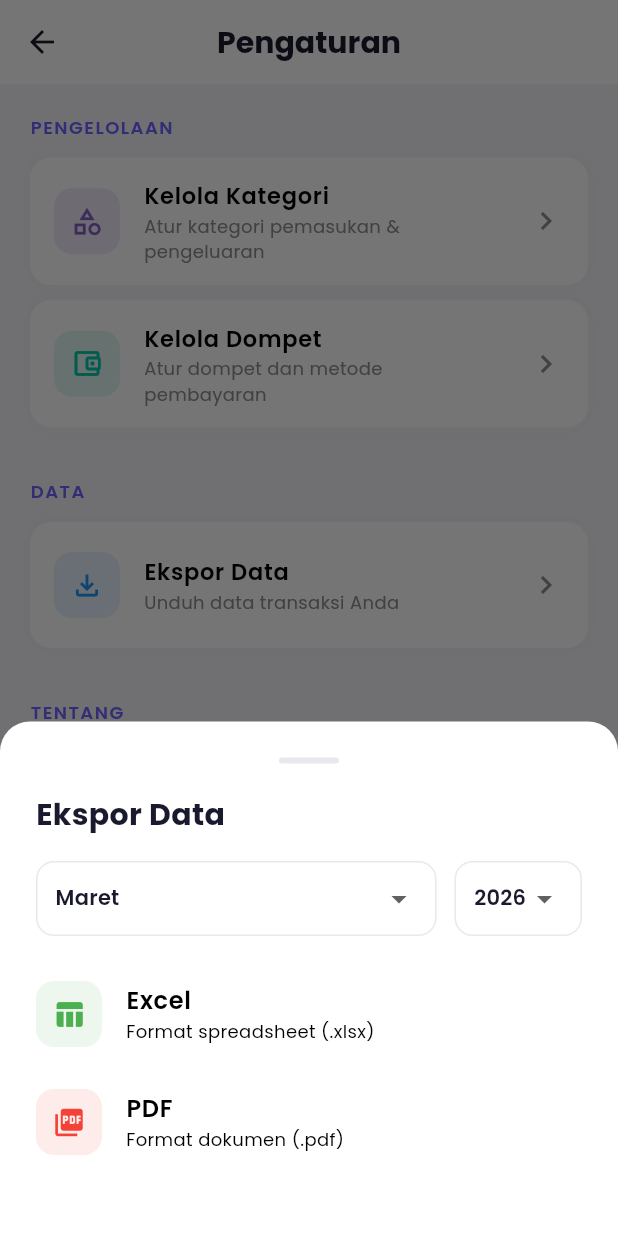
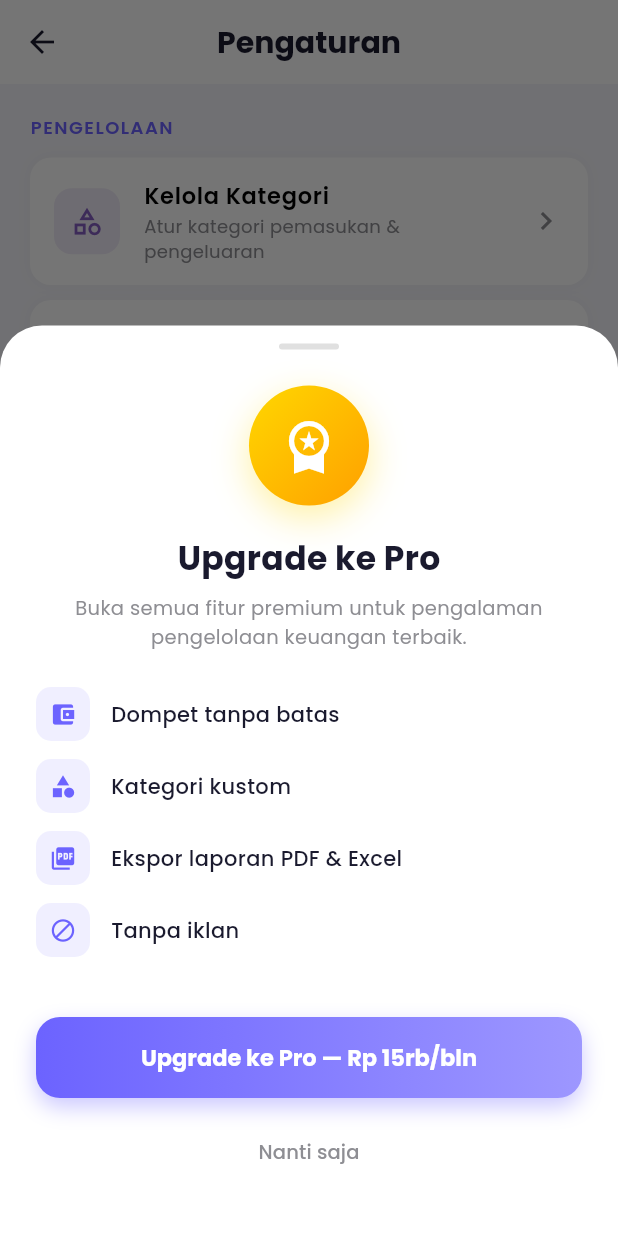
Before and after one commit to muhamadairul/personal-finance-mobile, a Flutter app: the SettingsScreen screen opened by its route, after a tap on "Ekspor Data", on a phone screen of 412 x 824 dp. Run offline on Flutter 3.47's test engine with Material 3 defaults, Android fonts, the phone set to English and light mode, and no system bars; our stand-ins replace dio, file_picker, fl_chart, flutter_riverpod, flutter_secure_storage, flutter_slidable and 2 more; accounts and stored records are empty.

Commit message:
feat: add checking user is pro on settings

```diff
--- a/lib/screens/settings/settings_screen.dart
+++ b/lib/screens/settings/settings_screen.dart
@@ -6,7 +6,9 @@ import 'package:flutter_riverpod/flutter_riverpod.dart';
 import 'package:google_fonts/google_fonts.dart';
 import 'package:file_picker/file_picker.dart';
 import 'package:pencatat_keuangan/config/app_theme.dart';
+import 'package:pencatat_keuangan/providers/auth_provider.dart';
 import 'package:pencatat_keuangan/services/api_service.dart';
+import 'package:pencatat_keuangan/widgets/upgrade_dialog.dart';
 
 class SettingsScreen extends ConsumerWidget {
   const SettingsScreen({super.key});
@@ -52,12 +54,30 @@ class SettingsScreen extends ConsumerWidget {
             // Data Section
             _sectionTitle('DATA'),
             const SizedBox(height: 12),
-            _settingsTile(
-              icon: Icons.file_download_outlined,
-              color: const Color(0xFF2196F3),
-              title: 'Ekspor Data',
-              subtitle: 'Unduh data transaksi Anda',
-              onTap: () => _showExportSheet(context, ref),
+            Builder(
+              builder: (context) {
+                final isPro = ref.watch(authProvider).user?.isPro ?? false;
+                return _settingsTile(
+                  icon: Icons.file_download_outlined,
+                  color: const Color(0xFF2196F3),
+                  title: 'Ekspor Data',
+                  subtitle: 'Unduh data transaksi Anda',
+                  onTap: () {
+                    if (!isPro) {
+                      showUpgradeDialog(context);
+                      return;
+                    }
+                    _showExportSheet(context, ref);
+                  },
+                  trailing: !isPro
+                      ? const Icon(
+                          Icons.lock,
+                          size: 16,
+                          color: Color(0xFFFFD700),
+                        )
+                      : null,
+                );
+              },
             ),
             const SizedBox(height: 24),
 
@@ -112,6 +132,7 @@ class SettingsScreen extends ConsumerWidget {
     required String title,
     required String subtitle,
     required VoidCallback onTap,
+    Widget? trailing,
   }) {
     return Container(
       margin: const EdgeInsets.only(bottom: 10),
@@ -144,9 +165,12 @@ class SettingsScreen extends ConsumerWidget {
             color: AppColors.textSecondary,
           ),
         ),
-        trailing: const Icon(
-          Icons.chevron_right,
-          color: AppColors.textSecondary,
+        trailing: Row(
+          mainAxisSize: MainAxisSize.min,
+          children: [
+            if (trailing != null) ...[trailing, const SizedBox(width: 4)],
+            const Icon(Icons.chevron_right, color: AppColors.textSecondary),
+          ],
         ),
         onTap: onTap,
       ),
```
